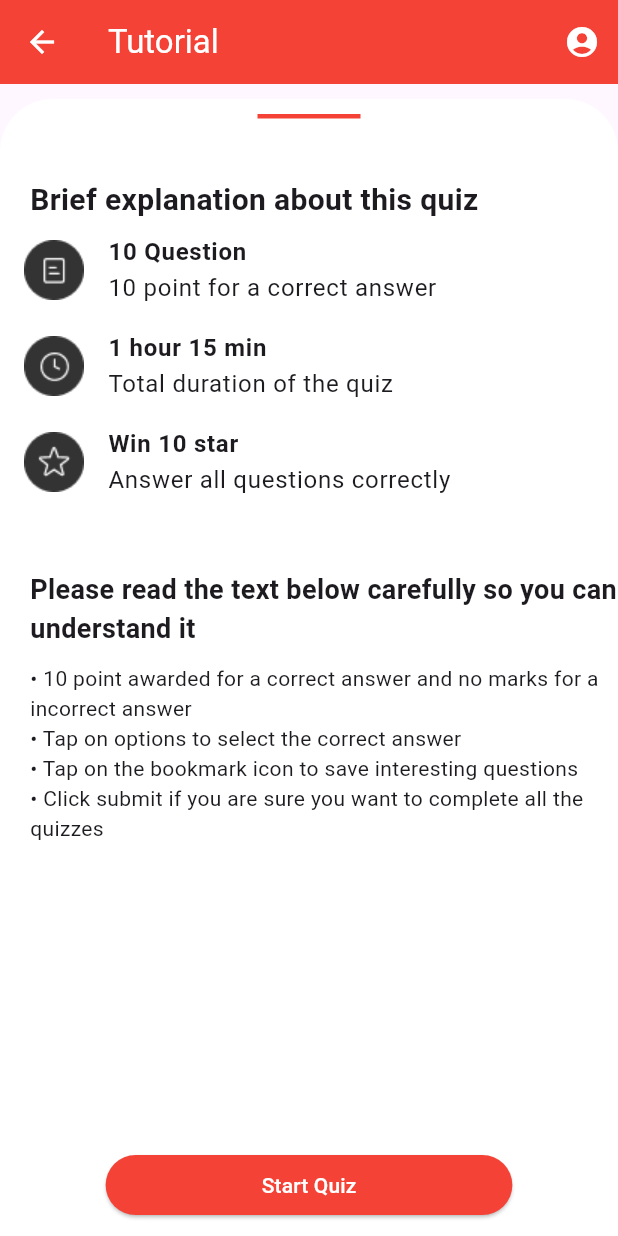
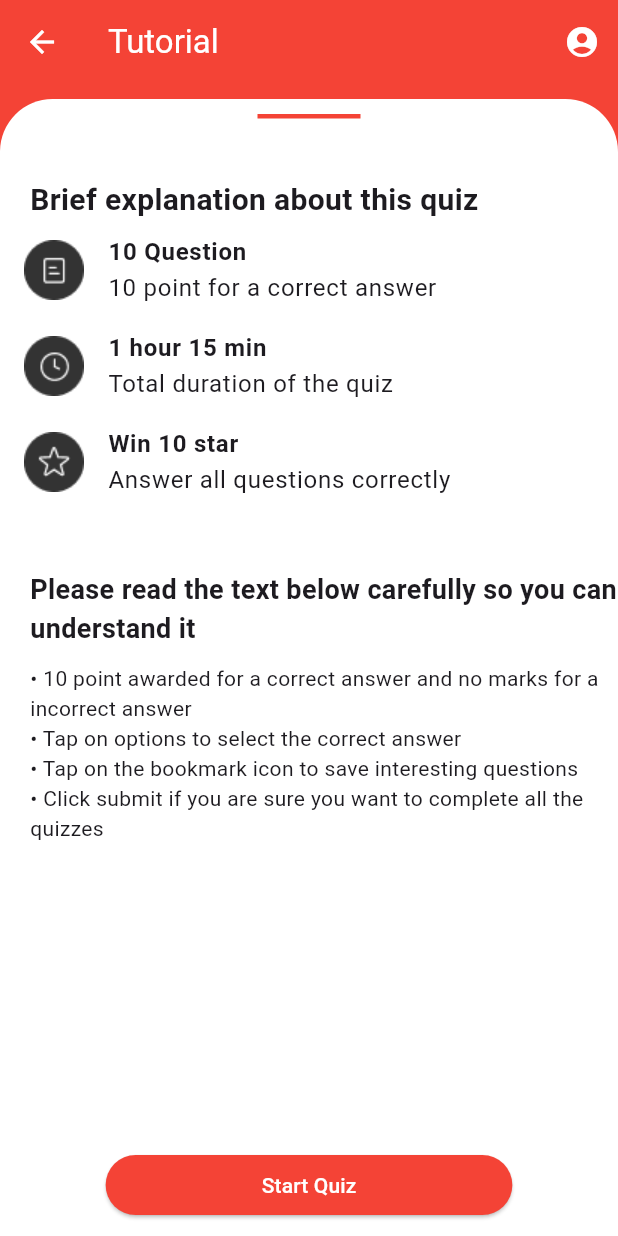
Before and after one commit to thang44hdai/StudyApp-TTCS, a Flutter app: the screen it shows after launch, on a phone screen of 412 x 824 dp. Run offline on Flutter 3.47's test engine with Material 3 defaults, Android fonts, the light colour scheme and no system bars.

Commit message:
init TutorialScreen

```diff
--- a/lib/features/tutorial/TutorialScreen.dart
+++ b/lib/features/tutorial/TutorialScreen.dart
@@ -38,7 +38,6 @@ class _TutorialScreenState extends State<TutorialScreen> {
       body: Container(
         height: Constants.screenHeight,
         child: Stack(
-          alignment: Alignment.center,
           children: [
             Container(
               color: Colors.red,
@@ -168,8 +167,12 @@ Widget Body() {
 
 Widget Fab() {
   return Positioned(
+    width: Constants.screenWidth,
     bottom: 10,
-    child: ElevatedButton(
+    child: Row(
+      mainAxisAlignment: MainAxisAlignment.center,
+      children: [
+        ElevatedButton(
           onPressed: () {},
           style: ButtonStyle(
             backgroundColor: MaterialStateProperty.all(Colors.red),
@@ -185,5 +188,7 @@ Widget Fab() {
             ),
           ),
         ),
+      ],
+    ),
   );
 }
```
Lines whose indentation alone changed are shown as unchanged.
